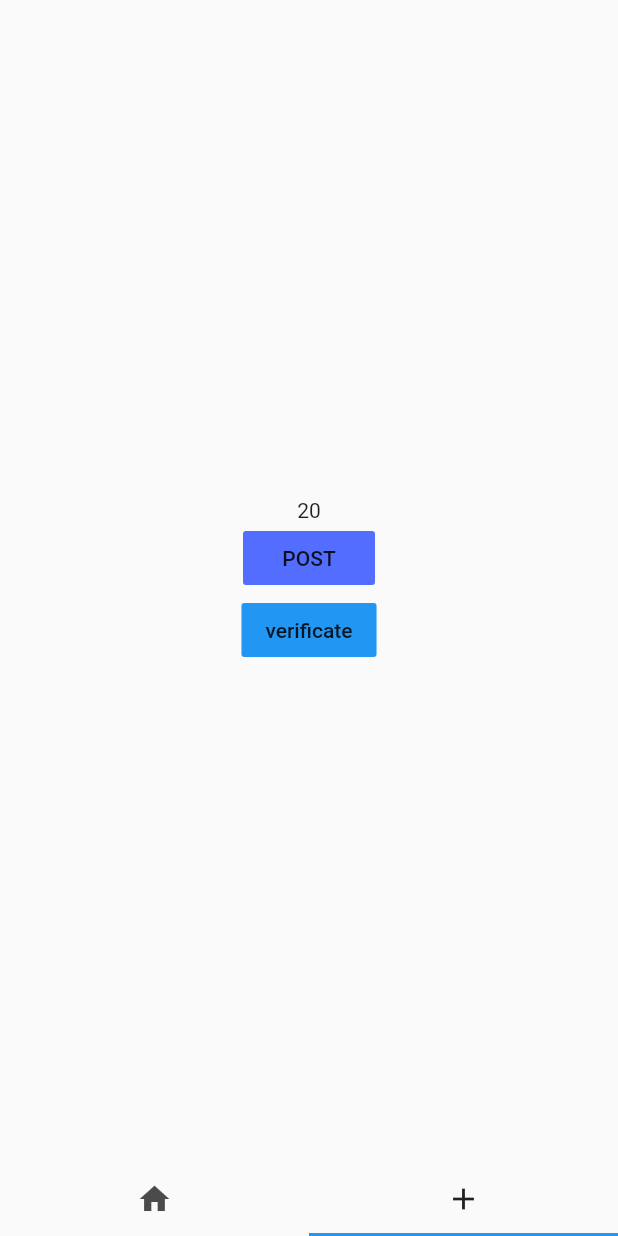
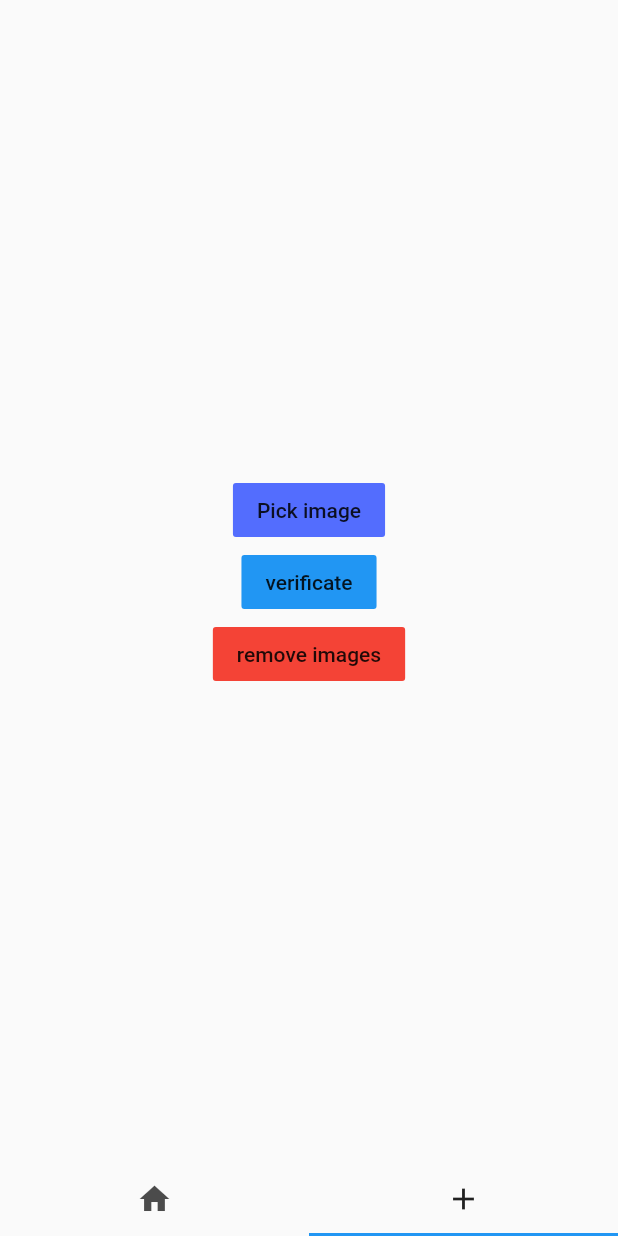
Before and after one commit to santa112358/instagram_mock, a Flutter app: the screen it shows after launch, tab 2 chosen, after a tap on "verificate", on a phone screen of 412 x 824 dp. Run offline on Flutter 3.47's test engine with Material 2 defaults, Android fonts, the phone set to English and light mode, and no system bars; our stand-ins replace cloud_firestore, image_picker; missing offline and left inert: firebase_ml_vision; accounts and stored records are empty; network calls fail.

Commit message:
implement identification judge (still in progress)

```diff
--- a/lib/post_page.dart
+++ b/lib/post_page.dart
@@ -10,8 +10,14 @@ class PostPage extends StatefulWidget {
 }
 
 class _PostPageState extends State<PostPage> {
-  File _image;
-  int _numOfFaces = 20;
+  List<File> _images = [];
+  List<int> _imageIDs = [];
+
+  @override
+  void initState() {
+    super.initState();
+  }
+
   @override
   Widget build(BuildContext context) {
     return Scaffold(
@@ -19,17 +25,54 @@ class _PostPageState extends State<PostPage> {
         child: Column(
           mainAxisAlignment: MainAxisAlignment.center,
           children: <Widget>[
-            Text(_numOfFaces.toString()),
+            Row(
+              mainAxisAlignment: MainAxisAlignment.center,
+              children: _imageIDs
+                  .asMap()
+                  .map(
+                    (key, id) => MapEntry(
+                      key,
+                      Padding(
+                        padding: const EdgeInsets.all(8.0),
+                        child: Text("$id"),
+                      ),
+                    ),
+                  )
+                  .values
+                  .toList(),
+            ),
             FlatButton(
-              child: Text("POST"),
-              onPressed: _onPickImageSelected,
+              child: Text("Pick image"),
+              onPressed: _pickImage1,
               color: Colors.indigoAccent,
             ),
-            if (_image != null) Image.file(_image),
+            Row(
+              mainAxisAlignment: MainAxisAlignment.center,
+              children: _images
+                  .asMap()
+                  .map(
+                    (key, image) => MapEntry(
+                      key,
+                      ImageItem(key, image),
+                    ),
+                  )
+                  .values
+                  .toList(),
+            ),
             FlatButton(
               onPressed: _startVerification,
               child: Text("verificate"),
               color: Colors.blue,
+            ),
+            FlatButton(
+              onPressed: () {
+                setState(() {
+                  _images = [];
+                  _imageIDs = [];
+                });
+              },
+              child: Text("remove images"),
+              color: Colors.red,
             )
           ],
         ),
@@ -37,13 +80,13 @@ class _PostPageState extends State<PostPage> {
     );
   }
 
-  void _onPickImageSelected() async {
+  void _pickImage1() async {
     var imageSource = ImageSource.gallery;
 
     try {
       final file = await ImagePicker().getImage(source: imageSource);
       setState(() {
-        _image = File(file.path);
+        _images.add(File(file.path));
       });
       if (file == null) {
         throw Exception('ファイルを取得できませんでした');
@@ -52,15 +95,67 @@ class _PostPageState extends State<PostPage> {
   }
 
   void _startVerification() async {
-    final FirebaseVisionImage visionImage =
-        FirebaseVisionImage.fromFile(_image);
-    final FaceDetector faceDetector = FirebaseVision.instance.faceDetector();
-    final List<Face> faces = await faceDetector.processImage(visionImage);
-    setState(
-      () {
-        _numOfFaces = faces.length != null ? faces.length : 0;
+    final FaceDetectorOptions options =
+        FaceDetectorOptions(enableTracking: true, enableContours: false);
+    final FaceDetector faceDetector =
+        FirebaseVision.instance.faceDetector(options);
+
+//    final FirebaseVisionImage visionImage1 =
+//        FirebaseVisionImage.fromFile(_images[0]);
+//
+//    final FirebaseVisionImage visionImage2 =
+//        FirebaseVisionImage.fromFile(_images[1]);
+//    faceDetector.processImage(visionImage1).asStream().listen((event) {
+//      faceDetector.processImage(visionImage2).asStream().listen((event2) {
+//        final id1 = event[0]?.trackingId ?? 9999;
+//        final id2 = event2[0]?.trackingId ?? 9999;
+//        final test = [id1, id2];
+//        setState(
+//          () {
+//            _imageIDs = test;
+//          },
+//        );
+//      });
+//    });
+    final faces = _images.map(
+      (image) async {
+        final FirebaseVisionImage visionImage =
+            FirebaseVisionImage.fromFile(image);
+        final face = await faceDetector.processImage(visionImage);
+        return face.length != 0 ? face[0].trackingId : 9999;
       },
-    );
+    ).toList();
+
+    final test = await Future.wait(faces);
+
+    setState(() {
+      _imageIDs = test;
+    });
+
     faceDetector.close();
   }
 }
+
+class ImageItem extends StatelessWidget {
+  final File image;
+  final int index;
+
+  ImageItem(this.index, this.image);
+
+  @override
+  Widget build(BuildContext context) {
+    return Column(
+      children: <Widget>[
+        Text("image$index"),
+        SizedBox(
+          height: 60,
+          width: 60,
+          child: Image.file(
+            image,
+            fit: BoxFit.cover,
+          ),
+        ),
+      ],
+    );
+  }
+}
```
